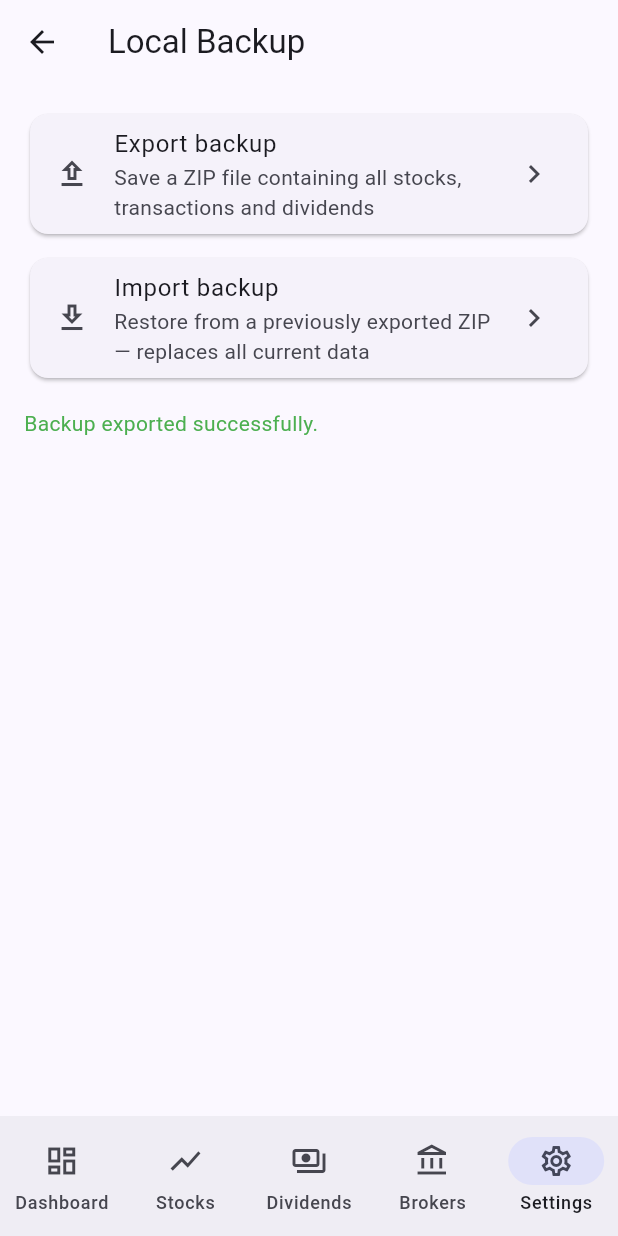
After one commit to Cythraul89/StockManager, a Flutter app: the LocalBackupScreen screen opened by its route, after a tap on "Export backup", after a tap on "Import backup", on a phone screen of 412 x 824 dp. The commit adds this screen. Run offline on Flutter 3.47's test engine with Material 3 defaults, Android fonts, the phone set to English and light mode, and no system bars; our stand-ins replace decimal, dio, drift, equatable, file_picker, flutter_local_notifications and 4 more; accounts and stored records are empty; generated files the repository leaves out were written again; statements that could not run were skipped.

Commit message:
feat: local backup export and import
Adds a ZIP-based backup system accessible from Settings → Local Backup.

Export: serialises all brokers, stocks, transactions, dividends and
stock splits to a timestamped ZIP of JSON files and offers it via the
native share sheet.

Import: lets the user pick any previously exported ZIP, shows a
confirmation dialog, then atomically replaces all portfolio data inside
a single DB transaction (clear in reverse-FK order, re-insert in
FK-safe order).

New packages: file_picker (file selection), share_plus (sharing exports).
New service: BackupService in core/services/backup_service.dart.
New screen: LocalBackupScreen at /settings/backup.
New DAO method: StocksDao.getAllSplits().

```diff
--- a/src/lib/app.dart
+++ b/src/lib/app.dart
@@ -10,6 +10,7 @@ import 'features/dashboard/dashboard_screen.dart';
 import 'features/dividends/add_dividend_screen.dart';
 import 'features/dividends/dividends_screen.dart';
 import 'features/settings/currency_settings_screen.dart';
+import 'features/settings/local_backup_screen.dart';
 import 'features/settings/nextcloud_settings_screen.dart';
 import 'features/settings/notification_settings_screen.dart';
 import 'features/settings/settings_provider.dart';
@@ -121,6 +122,10 @@ final _router = GoRouter(
           builder: (context, state) => const SettingsScreen(),
           routes: [
             GoRoute(
+              path: 'backup',
+              builder: (context, state) => const LocalBackupScreen(),
+            ),
+            GoRoute(
               path: 'nextcloud',
               builder: (context, state) => const NextcloudSettingsScreen(),
             ),
--- a/src/lib/core/database/daos/stocks_dao.dart
+++ b/src/lib/core/database/daos/stocks_dao.dart
@@ -39,6 +39,8 @@ class StocksDao extends DatabaseAccessor<AppDatabase> with _$StocksDaoMixin {
             ..orderBy([(t) => OrderingTerm.asc(t.date)]))
           .get();
 
+  Future<List<StockSplitRow>> getAllSplits() => select(stockSplits).get();
+
   Future<void> upsertSplit(StockSplitsCompanion companion) =>
       into(stockSplits).insertOnConflictUpdate(companion);
 
--- /dev/null
+++ b/src/lib/core/services/backup_service.dart
@@ -0,0 +1,218 @@
+import 'dart:convert';
+import 'dart:io';
+import 'dart:typed_data';
+
+import 'package:archive/archive.dart';
+import 'package:decimal/decimal.dart';
+import 'package:drift/drift.dart';
+import 'package:path/path.dart' as p;
+import 'package:path_provider/path_provider.dart';
+
+import '../database/app_database.dart';
+
+class BackupException implements Exception {
+  const BackupException(this.message);
+  final String message;
+  @override
+  String toString() => message;
+}
+
+class BackupService {
+  const BackupService(this._db);
+
+  final AppDatabase _db;
+
+  static const _formatVersion = 1;
+
+  // Serialises the entire portfolio to a ZIP file in the temp directory.
+  // Returns the file so the caller can share/save it.
+  Future<File> exportToZip() async {
+    final brokers = await _db.brokersDao.getAll();
+    final stocks = await _db.stocksDao.getAll();
+    final transactions = await _db.transactionsDao.getAll();
+    final dividends = await _db.dividendsDao.getAll();
+    final splits = await _db.stocksDao.getAllSplits();
+
+    final archive = Archive();
+
+    void addJson(String name, Object data) {
+      final bytes = utf8.encode(jsonEncode(data));
+      archive.addFile(ArchiveFile(name, bytes.length, bytes));
+    }
+
+    addJson('meta.json', {
+      'version': _formatVersion,
+      'exportedAt': DateTime.now().toUtc().toIso8601String(),
+      'schemaVersion': _db.schemaVersion,
+    });
+
+    addJson('brokers.json', [
+      for (final b in brokers)
+        {'id': b.id, 'name': b.name, 'notes': b.notes},
+    ]);
+
+    addJson('stocks.json', [
+      for (final s in stocks)
+        {
+          'id': s.id,
+          'brokerId': s.brokerId,
+          'isin': s.isin,
+          'symbol': s.symbol,
+          'name': s.name,
+          'exchange': s.exchange,
+          'currency': s.currency,
+          'dripEnabled': s.dripEnabled,
+        },
+    ]);
+
+    addJson('transactions.json', [
+      for (final t in transactions)
+        {
+          'id': t.id,
+          'stockId': t.stockId,
+          'type': t.type,
+          'executedAt': t.executedAt.toUtc().toIso8601String(),
+          'shares': t.shares.toString(),
+          'pricePerShare': t.pricePerShare.toString(),
+          'currency': t.currency,
+          'fees': t.fees.toString(),
+          'notes': t.notes,
+        },
+    ]);
+
+    addJson('dividends.json', [
+      for (final d in dividends)
+        {
+          'id': d.id,
+          'stockId': d.stockId,
+          'type': d.type,
+          'date': d.date.toUtc().toIso8601String(),
+          'amountPerShare': d.amountPerShare.toString(),
+          'totalAmount': d.totalAmount?.toString(),
+          'currency': d.currency,
+          'withholdingTax': d.withholdingTax?.toString(),
+          'notes': d.notes,
+        },
+    ]);
+
+    addJson('stock_splits.json', [
+      for (final s in splits)
+        {
+          'id': s.id,
+          'stockId': s.stockId,
+          'date': s.date.toUtc().toIso8601String(),
+          'fromShares': s.fromShares,
+          'toShares': s.toShares,
+        },
+    ]);
+
+    final zipBytes = ZipEncoder().encode(archive);
+    if (zipBytes == null) throw const BackupException('Failed to create ZIP archive');
+
+    final tempDir = await getTemporaryDirectory();
+    final dateStr = DateTime.now().toUtc().toIso8601String().substring(0, 10);
+    final file = File(p.join(tempDir.path, 'stockmanager_backup_$dateStr.zip'));
+    await file.writeAsBytes(zipBytes);
+    return file;
+  }
+
+  // Replaces all portfolio data with the contents of [bytes] (a ZIP archive).
+  Future<void> importFromBytes(Uint8List bytes) async {
+    final archive = ZipDecoder().decodeBytes(bytes);
+
+    List<int> fileBytes(String name) {
+      final f = archive.findFile(name);
+      if (f == null) throw BackupException('Invalid backup: missing $name');
+      return f.content as List<int>;
+    }
+
+    final meta = jsonDecode(utf8.decode(fileBytes('meta.json'))) as Map<String, dynamic>;
+    final version = meta['version'] as int? ?? 0;
+    if (version != _formatVersion) {
+      throw BackupException('Unsupported backup version $version (expected $_formatVersion)');
+    }
+
+    final brokersData =
+        (jsonDecode(utf8.decode(fileBytes('brokers.json'))) as List).cast<Map<String, dynamic>>();
+    final stocksData =
+        (jsonDecode(utf8.decode(fileBytes('stocks.json'))) as List).cast<Map<String, dynamic>>();
+    final txData =
+        (jsonDecode(utf8.decode(fileBytes('transactions.json'))) as List).cast<Map<String, dynamic>>();
+    final divData =
+        (jsonDecode(utf8.decode(fileBytes('dividends.json'))) as List).cast<Map<String, dynamic>>();
+    final splitsData =
+        (jsonDecode(utf8.decode(fileBytes('stock_splits.json'))) as List).cast<Map<String, dynamic>>();
+
+    await _db.transaction(() async {
+      // Clear in reverse FK order so constraints are satisfied.
+      await _db.customStatement('DELETE FROM dividends');
+      await _db.customStatement('DELETE FROM transactions');
+      await _db.customStatement('DELETE FROM stock_splits');
+      await _db.customStatement('DELETE FROM stocks');
+      await _db.customStatement('DELETE FROM brokers');
+
+      for (final b in brokersData) {
+        await _db.brokersDao.upsert(BrokersCompanion.insert(
+          id: b['id'] as String,
+          name: b['name'] as String,
+          notes: Value(b['notes'] as String?),
+        ));
+      }
+
+      for (final s in stocksData) {
+        await _db.stocksDao.upsert(StocksCompanion.insert(
+          id: s['id'] as String,
+          brokerId: s['brokerId'] as String,
+          isin: s['isin'] as String,
+          symbol: s['symbol'] as String,
+          name: s['name'] as String,
+          exchange: s['exchange'] as String,
+          currency: s['currency'] as String,
+          dripEnabled: Value(s['dripEnabled'] as bool? ?? false),
+        ));
+      }
+
+      for (final t in txData) {
+        await _db.transactionsDao.insert(TransactionsCompanion.insert(
+          id: t['id'] as String,
+          stockId: t['stockId'] as String,
+          type: t['type'] as String,
+          executedAt: DateTime.parse(t['executedAt'] as String),
+          shares: Decimal.parse(t['shares'] as String),
+          pricePerShare: Decimal.parse(t['pricePerShare'] as String),
+          currency: t['currency'] as String,
+          fees: Value(Decimal.parse((t['fees'] as String?) ?? '0')),
+          notes: Value(t['notes'] as String?),
+        ));
+      }
+
+      for (final d in divData) {
+        await _db.dividendsDao.insert(DividendsCompanion.insert(
+          id: d['id'] as String,
+          stockId: d['stockId'] as String,
+          type: d['type'] as String,
+          date: DateTime.parse(d['date'] as String),
+          amountPerShare: Decimal.parse(d['amountPerShare'] as String),
+          totalAmount: Value(d['totalAmount'] != null
+              ? Decimal.parse(d['totalAmount'] as String)
+              : null),
+          currency: d['currency'] as String,
+          withholdingTax: Value(d['withholdingTax'] != null
+              ? Decimal.parse(d['withholdingTax'] as String)
+              : null),
+          notes: Value(d['notes'] as String?),
+        ));
+      }
+
+      for (final s in splitsData) {
+        await _db.stocksDao.upsertSplit(StockSplitsCompanion.insert(
+          id: s['id'] as String,
+          stockId: s['stockId'] as String,
+          date: DateTime.parse(s['date'] as String),
+          fromShares: s['fromShares'] as int,
+          toShares: s['toShares'] as int,
+        ));
+      }
+    });
+  }
+}
--- /dev/null
+++ b/src/lib/features/settings/local_backup_screen.dart
@@ -0,0 +1,181 @@
+import 'dart:io';
+import 'dart:typed_data';
+
+import 'package:file_picker/file_picker.dart';
+import 'package:flutter/material.dart';
+import 'package:flutter_riverpod/flutter_riverpod.dart';
+import 'package:share_plus/share_plus.dart';
+
+import 'settings_provider.dart';
+
+class LocalBackupScreen extends ConsumerStatefulWidget {
+  const LocalBackupScreen({super.key});
+
+  @override
+  ConsumerState<LocalBackupScreen> createState() => _LocalBackupScreenState();
+}
+
+class _LocalBackupScreenState extends ConsumerState<LocalBackupScreen> {
+  bool _isExporting = false;
+  bool _isImporting = false;
+  String? _status;
+  bool _statusIsError = false;
+
+  Future<void> _export() async {
+    setState(() {
+      _isExporting = true;
+      _status = null;
+    });
+    try {
+      final file = await ref.read(backupServiceProvider).exportToZip();
+      if (!mounted) return;
+      await Share.shareXFiles(
+        [XFile(file.path)],
+        subject: 'StockManager Backup',
+      );
+      if (mounted) {
+        setState(() {
+          _status = 'Backup exported successfully.';
+          _statusIsError = false;
+        });
+      }
+    } catch (e) {
+      if (mounted) {
+        setState(() {
+          _status = 'Export failed: $e';
+          _statusIsError = true;
+        });
+      }
+    } finally {
+      if (mounted) setState(() => _isExporting = false);
+    }
+  }
+
+  Future<void> _import() async {
+    final result = await FilePicker.platform.pickFiles(
+      type: FileType.custom,
+      allowedExtensions: ['zip'],
+      withData: true,
+    );
+    if (result == null || result.files.isEmpty) return;
+    final picked = result.files.single;
+
+    // Prefer in-memory bytes; fall back to reading from path (desktop).
+    Uint8List? bytes = picked.bytes;
+    if (bytes == null && picked.path != null) {
+      bytes = await File(picked.path!).readAsBytes();
+    }
+    if (bytes == null) {
+      setState(() {
+        _status = 'Could not read the selected file.';
+        _statusIsError = true;
+      });
+      return;
+    }
+
+    if (!mounted) return;
+    final confirmed = await showDialog<bool>(
+      context: context,
+      builder: (dialogContext) => AlertDialog(
+        title: const Text('Replace all data?'),
+        content: const Text(
+          'Importing this backup will permanently replace all current stocks, '
+          'transactions and dividends with the backup contents. '
+          'This cannot be undone.',
+        ),
+        actions: [
+          TextButton(
+            onPressed: () => Navigator.pop(dialogContext, false),
+            child: const Text('Cancel'),
+          ),
+          FilledButton(
+            onPressed: () => Navigator.pop(dialogContext, true),
+            child: const Text('Import'),
+          ),
+        ],
+      ),
+    );
+    if (confirmed != true) return;
+
+    setState(() {
+      _isImporting = true;
+      _status = null;
+    });
+    try {
+      await ref.read(backupServiceProvider).importFromBytes(bytes!);
+      if (mounted) {
+        setState(() {
+          _status = 'Backup imported successfully.';
+          _statusIsError = false;
+        });
+      }
+    } catch (e) {
+      if (mounted) {
+        setState(() {
+          _status = 'Import failed: $e';
+          _statusIsError = true;
+        });
+      }
+    } finally {
+      if (mounted) setState(() => _isImporting = false);
+    }
+  }
+
+  @override
+  Widget build(BuildContext context) {
+    final busy = _isExporting || _isImporting;
+
+    return Scaffold(
+      appBar: AppBar(title: const Text('Local Backup')),
+      body: ListView(
+        padding: const EdgeInsets.all(16),
+        children: [
+          Card(
+            child: ListTile(
+              leading: const Icon(Icons.upload_outlined),
+              title: const Text('Export backup'),
+              subtitle: const Text(
+                  'Save a ZIP file containing all stocks, transactions and dividends'),
+              trailing: _isExporting
+                  ? const SizedBox(
+                      width: 20,
+                      height: 20,
+                      child: CircularProgressIndicator(strokeWidth: 2),
+                    )
+                  : const Icon(Icons.chevron_right),
+              onTap: busy ? null : _export,
+            ),
+          ),
+          const SizedBox(height: 8),
+          Card(
+            child: ListTile(
+              leading: const Icon(Icons.download_outlined),
+              title: const Text('Import backup'),
+              subtitle: const Text(
+                  'Restore from a previously exported ZIP — replaces all current data'),
+              trailing: _isImporting
+                  ? const SizedBox(
+                      width: 20,
+                      height: 20,
+                      child: CircularProgressIndicator(strokeWidth: 2),
+                    )
+                  : const Icon(Icons.chevron_right),
+              onTap: busy ? null : _import,
+            ),
+          ),
+          if (_status != null) ...[
+            const SizedBox(height: 16),
+            Text(
+              _status!,
+              style: TextStyle(
+                color: _statusIsError
+                    ? Theme.of(context).colorScheme.error
+                    : Colors.green,
+              ),
+            ),
+          ],
+        ],
+      ),
+    );
+  }
+}
--- a/src/lib/features/settings/settings_provider.dart
+++ b/src/lib/features/settings/settings_provider.dart
@@ -6,12 +6,13 @@ import 'package:flutter_secure_storage/flutter_secure_storage.dart';
 import '../../core/database/app_database.dart';
 import '../../core/models/app_settings.dart';
 import '../../core/models/exchange_rate.dart';
+import '../../core/services/backup_service.dart';
 import '../../core/services/currency_service.dart';
 import '../../core/services/nextcloud_service.dart';
 import '../../core/services/notification_service.dart';
 import '../stocks/stocks_provider.dart';
 
-// ── Core service providers ───────────────────────────────────────────────────────────────────
+// ── Core service providers ────────────────────────────────────────────────────────────────────────────────────────
 
 final secureStorageProvider = Provider<FlutterSecureStorage>((ref) {
   return const FlutterSecureStorage();
@@ -19,6 +20,10 @@ final secureStorageProvider = Provider<FlutterSecureStorage>((ref) {
 
 final nextcloudServiceProvider = Provider<NextcloudService>((ref) {
   return NextcloudService(ref.watch(secureStorageProvider));
+});
+
+final backupServiceProvider = Provider<BackupService>((ref) {
+  return BackupService(ref.watch(databaseProvider));
 });
 
 final currencyServiceProvider = Provider<CurrencyService>((ref) {
@@ -29,7 +34,7 @@ final notificationServiceProvider = Provider<NotificationService>((ref) {
   throw UnimplementedError('notificationServiceProvider must be overridden');
 });
 
-// ── Settings providers ───────────────────────────────────────────────────────────────────────
+// ── Settings providers ───────────────────────────────────────────────────────────────────────────────────────
 
 final settingsProvider = FutureProvider<AppSettings>((ref) async {
   final db = ref.watch(databaseProvider);
@@ -44,7 +49,7 @@ final settingsStreamProvider = StreamProvider<AppSettings>((ref) {
       .map((row) => row == null ? AppSettings.defaults : _settingsFromRow(row));
 });
 
-// ── Exchange rate providers ──────────────────────────────────────────────────────────────────
+// ── Exchange rate providers ──────────────────────────────────────────────────────────────────────────────────────
 
 final exchangeRatesProvider =
     FutureProvider<List<ExchangeRate>>((ref) async {
@@ -53,7 +58,7 @@ final exchangeRatesProvider =
   return rows.map(_rateFromRow).toList();
 });
 
-// ── Settings actions ──────────────────────────────────────────────────────────────────────────
+// ── Settings actions ──────────────────────────────────────────────────────────────────────────────────────────
 
 class SettingsActions {
   const SettingsActions(this._db);
@@ -107,7 +112,7 @@ final settingsActionsProvider = Provider<SettingsActions>((ref) {
   return SettingsActions(ref.watch(databaseProvider));
 });
 
-// ── Row → model mappers ─────────────────────────────────────────────────────────────────────────
+// ── Row → model mappers ────────────────────────────────────────────────────────────────────────────────────────
 
 AppSettings _settingsFromRow(SettingsRow r) => AppSettings(
       preferredCurrency: r.preferredCurrency,
--- a/src/lib/features/settings/settings_screen.dart
+++ b/src/lib/features/settings/settings_screen.dart
@@ -40,6 +40,12 @@ class SettingsScreen extends ConsumerWidget {
             SettingsSection(
               title: 'Synchronisation',
               children: [
+                ListTile(
+                  title: const Text('Local Backup'),
+                  subtitle: const Text('Export or import a local ZIP backup'),
+                  trailing: const Icon(Icons.chevron_right),
+                  onTap: () => context.push('/settings/backup'),
+                ),
                 ListTile(
                   title: const Text('Nextcloud Sync'),
                   subtitle: settings.nextcloudUrl != null
--- a/src/pubspec.yaml
+++ b/src/pubspec.yaml
@@ -39,6 +39,10 @@ dependencies:
   # Financial arithmetic — never double for money
   decimal: ^3.0.2
 
+  # Local backup (export/import)
+  file_picker: ^8.1.0
+  share_plus: ^10.0.0
+
   # Utilities
   uuid: ^4.4.0
   xml: ^6.5.0
```
